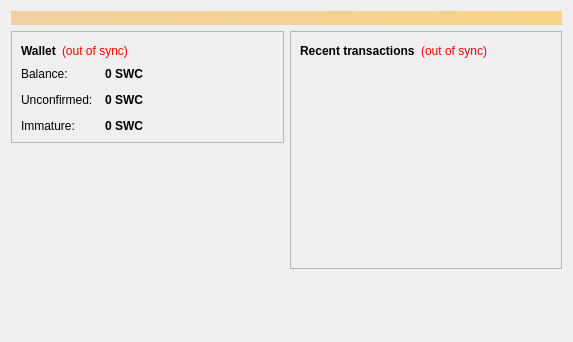
Before: the Qt Designer form src/qt/forms/overviewpage.ui in gwangjin2/gwangcoin-core, drawn with Qt 5.
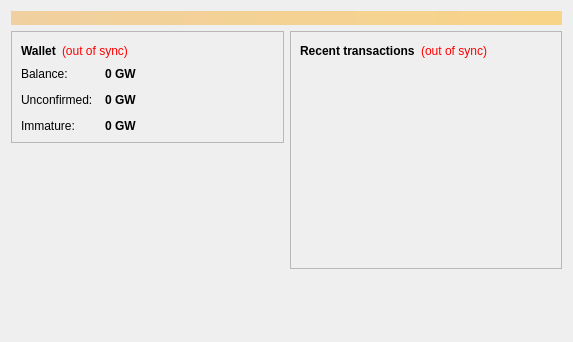
After: the same form once the commit is applied.

```diff
--- a/src/qt/forms/overviewpage.ui
+++ b/src/qt/forms/overviewpage.ui
@@ -122,7 +122,7 @@
                <string>Your current balance</string>
               </property>
               <property name="text">
-               <string notr="true">0 SWC</string>
+               <string notr="true">0 GW</string>
               </property>
               <property name="textInteractionFlags">
                <set>Qt::LinksAccessibleByMouse|Qt::TextSelectableByKeyboard|Qt::TextSelectableByMouse</set>
@@ -151,7 +151,7 @@
                <string>Total of transactions that have yet to be confirmed, and do not yet count toward the current balance</string>
               </property>
               <property name="text">
-               <string notr="true">0 SWC</string>
+               <string notr="true">0 GW</string>
               </property>
               <property name="textInteractionFlags">
                <set>Qt::LinksAccessibleByMouse|Qt::TextSelectableByKeyboard|Qt::TextSelectableByMouse</set>
@@ -177,7 +177,7 @@
                <string>Mined balance that has not yet matured</string>
               </property>
               <property name="text">
-               <string notr="true">0 SWC</string>
+               <string notr="true">0 GW</string>
               </property>
               <property name="textInteractionFlags">
                <set>Qt::LinksAccessibleByMouse|Qt::TextSelectableByKeyboard|Qt::TextSelectableByMouse</set>
```
